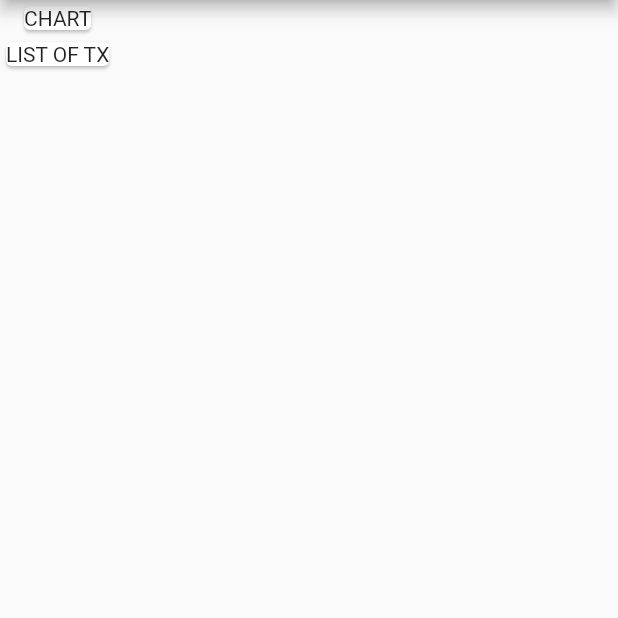
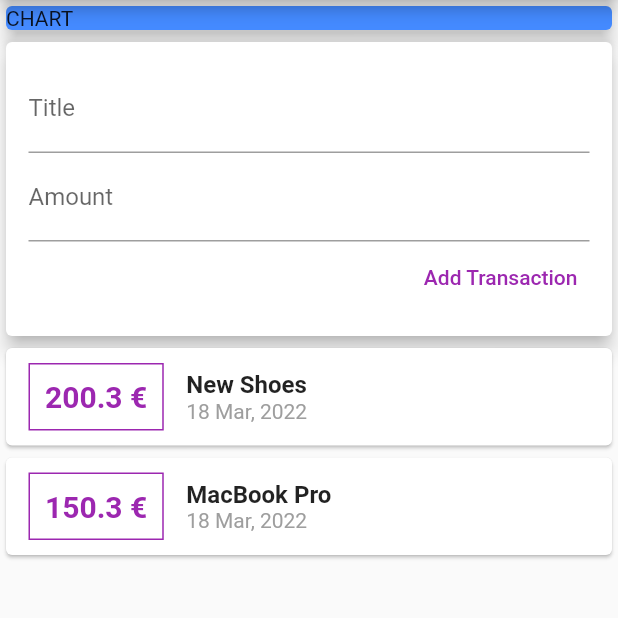
Before and after one commit to angelo98-dev/expensive_planner, a Flutter app: the screen it shows after launch, on a phone screen of 412 x 824 dp, the part 84-702 px from its top. Run offline on Flutter 3.47's test engine with Material 2 defaults, Android fonts, the phone set to English and light mode, and no system bars.

Commit message:
feat: set transaction list

```diff
--- a/lib/home_screen.dart
+++ b/lib/home_screen.dart
@@ -1,25 +1,27 @@
+import 'package:expensive_planner/new_transaction.dart';
+import 'package:expensive_planner/transaction_list.dart';
+import 'package:expensive_planner/user_transaction.dart';
 import 'package:flutter/material.dart';
 
-class MyHomePage extends StatelessWidget{
-  const MyHomePage({Key? key}) : super(key: key);
-
+class MyHomePage extends StatelessWidget {
   @override
   Widget build(BuildContext context) {
-
     return Scaffold(
       appBar: AppBar(
         title: const Text('Expensive Planner'),
       ),
-
       body: Column(
-        children: const [
-          Card(
-            child: Text('CHART'),
+        crossAxisAlignment: CrossAxisAlignment.stretch,
+        children: [
+          Container(
+            width: double.infinity,
+            child: const Card(
+              child: Text('CHART'),
+              color: Colors.blueAccent,
+              elevation: 5,
+            ),
           ),
-
-          Card(
-            child: Text('LIST OF TX'),
-          )
+          UserTransaction()
         ],
       ),
     );
--- a/lib/main.dart
+++ b/lib/main.dart
@@ -9,7 +9,7 @@ void main(){
 class MyApp extends StatelessWidget{
   @override
   Widget build(BuildContext context) {
-    return const MaterialApp(
+    return MaterialApp(
       title: 'Expensive Planner',
       home: MyHomePage(),
     );
--- /dev/null
+++ b/lib/new_transaction.dart
@@ -0,0 +1,68 @@
+import 'package:flutter/material.dart';
+
+class NewTransaction extends StatelessWidget {
+  final Function addTx;
+  final _keyForm = GlobalKey<FormState>();
+
+  final titleControler = TextEditingController();
+  final amountControler = TextEditingController();
+
+  NewTransaction(this.addTx);
+
+  @override
+  Widget build(BuildContext context) {
+    return Card(
+      elevation: 5,
+      child: Container(
+        padding: const EdgeInsets.all(15),
+        child: Column(
+          crossAxisAlignment: CrossAxisAlignment.end,
+          children: [
+            Form(
+              key: _keyForm,
+              child: Column(
+                children: [
+                  TextFormField(
+                    decoration: const InputDecoration(
+                      labelText: 'Title',
+                    ),
+                    controller: titleControler,
+                    validator: (value) {
+                      if (value == null || value.isEmpty) {
+                        return 'Must not be empty';
+                      } else {
+                        return null;
+                      }
+                    },
+                  ),
+                  TextFormField(
+                    decoration: const InputDecoration(
+                      labelText: 'Amount',
+                    ),
+                    controller: amountControler,
+                    validator: (value) {
+                      if (value == null || value.isEmpty) {
+                        return 'Must not be empty';
+                      } else {
+                        return null;
+                      }
+                    },
+                  ),
+                ],
+              ),
+            ),
+            TextButton(
+                style: TextButton.styleFrom(primary: Colors.purple),
+                onPressed: () {
+                  if (_keyForm.currentState!.validate()) {
+                    addTx(titleControler.text,
+                        double.tryParse(amountControler.text));
+                  }
+                },
+                child: const Text('Add Transaction'))
+          ],
+        ),
+      ),
+    );
+  }
+}
--- /dev/null
+++ b/lib/transaction_list.dart
@@ -0,0 +1,60 @@
+import 'package:flutter/material.dart';
+import 'package:intl/intl.dart';
+
+import 'transaction_model.dart';
+
+class TransactionList extends StatelessWidget {
+
+  final List<Transaction> userTransaction;
+  TransactionList(this.userTransaction);
+
+  @override
+  Widget build(BuildContext context) {
+    return Column(
+        children: userTransaction.map((tx) {
+          return Card(
+            child: Row(
+              children: [
+                Container(
+                  child: Text(
+                    '${tx.amount.toString()} €',
+                    style: const TextStyle(
+                        fontWeight: FontWeight.bold,
+                        fontSize: 20,
+                        color: Colors.purple),
+                  ),
+                  margin: const EdgeInsets.symmetric(
+                    vertical: 10,
+                    horizontal: 15,
+                  ),
+                  decoration: BoxDecoration(
+                    border: Border.all(
+                      color: Colors.purple,
+                    ),
+                  ),
+                  padding: EdgeInsets.all(10),
+                ),
+                Column(
+                  crossAxisAlignment: CrossAxisAlignment.start,
+                  children: [
+                    Text(
+                      tx.title,
+                      style: const TextStyle(
+                        fontSize: 16,
+                        fontWeight: FontWeight.bold,
+                      ),
+                    ),
+                    Text(
+                      DateFormat('dd MMM, yyyy').format(tx.date),
+                      style: const TextStyle(
+                        color: Colors.grey,
+                      ),
+                    ),
+                  ],
+                )
+              ],
+            ),
+          );
+        }).toList());
+  }
+}
--- /dev/null
+++ b/lib/user_transaction.dart
@@ -0,0 +1,53 @@
+import 'package:expensive_planner/new_transaction.dart';
+import 'package:expensive_planner/transaction_list.dart';
+import 'package:flutter/material.dart';
+
+import 'transaction_model.dart';
+
+class UserTransaction extends StatefulWidget {
+  const UserTransaction({Key? key}) : super(key: key);
+
+  @override
+  _UserTransactionState createState() => _UserTransactionState();
+}
+
+class _UserTransactionState extends State<UserTransaction> {
+  final List<Transaction> _userTransaction = [
+    Transaction(
+      id: 't1',
+      title: 'New Shoes',
+      amount: 200.30,
+      date: DateTime.now(),
+    ),
+    Transaction(
+      id: 't2',
+      title: 'MacBook Pro',
+      amount: 150.30,
+      date: DateTime.now(),
+    )
+  ];
+
+  void _addNewTransaction(String title, double amount) {
+    final newTx = Transaction(
+      id: DateTime.now().toString(),
+      title: title,
+      amount: amount,
+      date: DateTime.now(),
+    );
+
+    setState(() {
+      _userTransaction.add(newTx);
+    });
+
+  }
+
+  @override
+  Widget build(BuildContext context) {
+    return Column(
+      children: [
+        NewTransaction(_addNewTransaction),
+        TransactionList(_userTransaction),
+      ],
+    );
+  }
+}
--- a/pubspec.yaml
+++ b/pubspec.yaml
@@ -29,6 +29,8 @@ environment:
 dependencies:
   flutter:
     sdk: flutter
+
+  intl: ^0.17.0
 
 
   # The following adds the Cupertino Icons font to your application.
```
Also changed, not shown: pubspec.lock.
